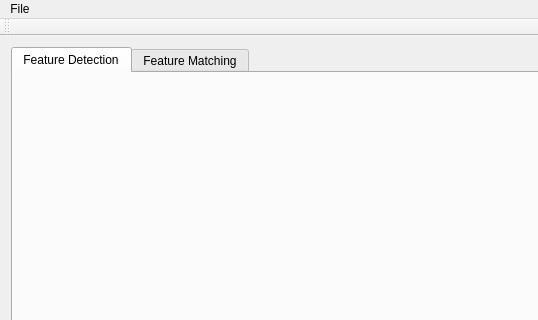
First picture: the form in src/ui/mainwindow/mainwindow.ui, repository flec/sfm, before the edit; both pictures show x 0 to 538 and y 0 to 320 of the 939 by 485 pixel window.
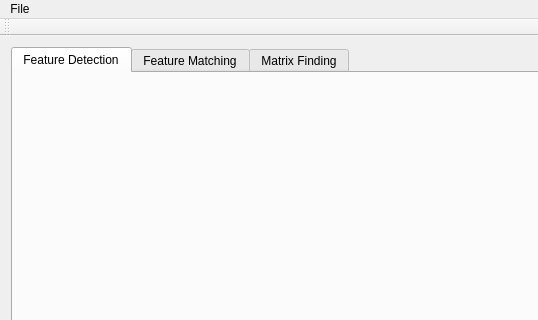
Second picture: the form after the edit. Custom widgets are drawn as their Qt base class.

Commit message: basic ransac matrix detection

```diff
--- a/src/ui/mainwindow/mainwindow.ui
+++ b/src/ui/mainwindow/mainwindow.ui
@@ -33,6 +33,11 @@
           <string>Feature Matching</string>
          </attribute>
         </widget>
+        <widget class="MatrixFindingTab" name="tab">
+         <attribute name="title">
+          <string>Matrix Finding</string>
+         </attribute>
+        </widget>
        </widget>
       </item>
      </layout>
@@ -97,6 +102,12 @@
    <header>featurematchingtab.h</header>
    <container>1</container>
   </customwidget>
+  <customwidget>
+   <class>MatrixFindingTab</class>
+   <extends>QWidget</extends>
+   <header>matrixfindingtab.h</header>
+   <container>1</container>
+  </customwidget>
  </customwidgets>
  <resources/>
  <connections/>
```
Left out of the diff: 2 changed lines with no effect on the pictures. The commit also changes 16 other files.
